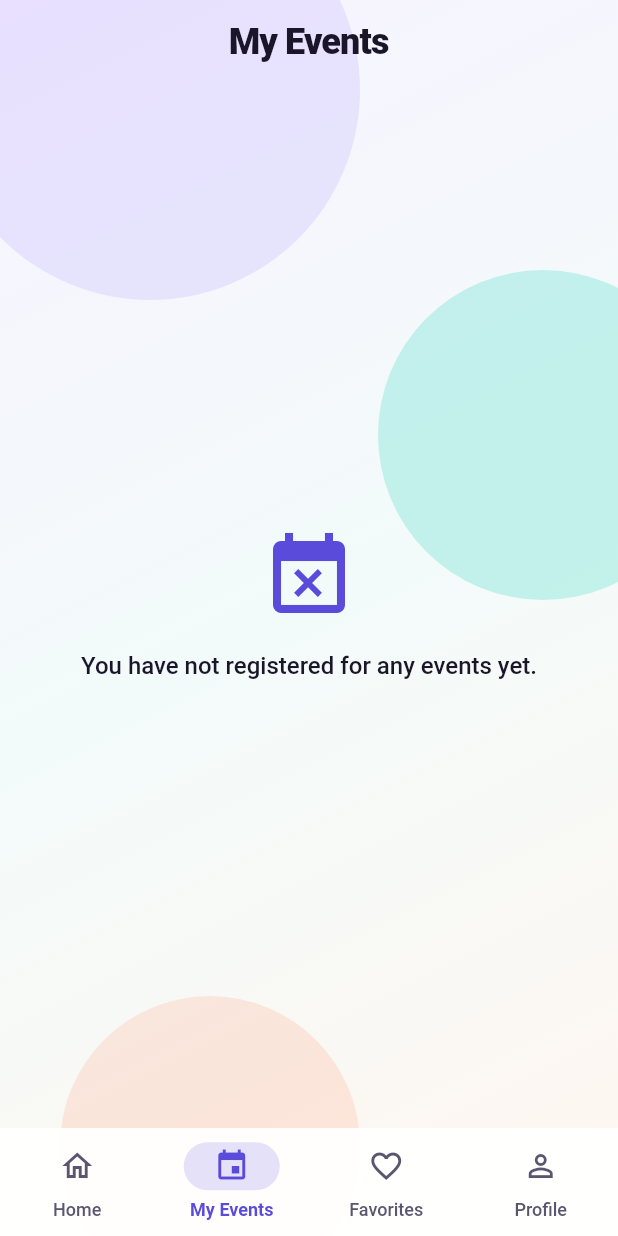
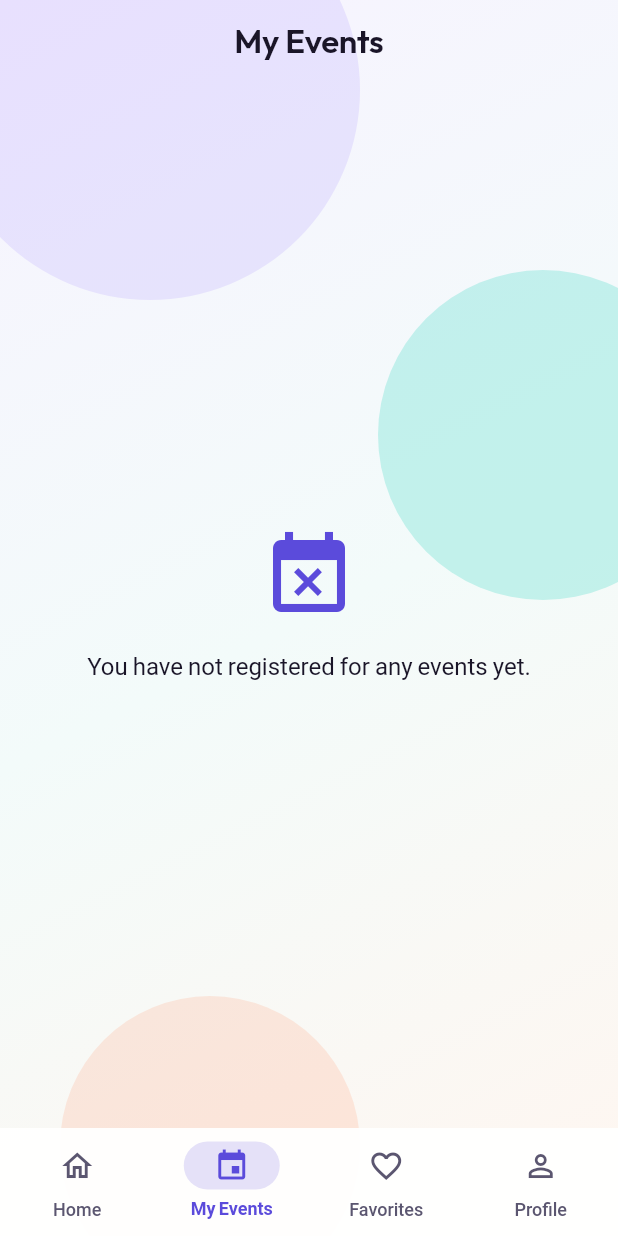
Before and after one commit to lulu-space/Campus-Event-Finder, a Flutter app: the screen it shows after launch, item 2 of the bottom bar chosen, on a phone screen of 412 x 824 dp. Run offline on Flutter 3.47's test engine with Material 3 defaults, Android fonts, the phone set to English and light mode, and no system bars; our stand-ins replace cached_network_image, google_fonts, shared_preferences; network calls fail; Roboto replaces fonts that are missing (Changa, Readex Pro).

Commit message:
Switch headers to Outfit and rewrite the home tagline.
Drop the heavy Changa display face for a lighter geometric sans, and replace the grey marketing line with a clearer campus prompt in brand violet.

Co-authored-by: Layan Diab <lulu-space@users.noreply.github.com>

```diff
--- a/lib/providers/language_provider.dart
+++ b/lib/providers/language_provider.dart
@@ -29,7 +29,7 @@ class LanguageProvider extends ChangeNotifier {
   static const Map<String, Map<String, String>> _strings = {
     'en': {
       'app_title': 'Campus Event Finder',
-      'tagline': 'Nights, matches, and shows near you',
+      'tagline': 'Find your next campus event',
       'home': 'Home',
       'my_events': 'My Events',
       'favorites': 'Favorites',
@@ -72,7 +72,7 @@ class LanguageProvider extends ChangeNotifier {
     },
     'ar': {
       'app_title': 'مكتشف الفعاليات الجامعية',
-      'tagline': 'أمسيات ومباريات وعروض بقربك',
+      'tagline': 'اعثر على فعاليتك الجامعية القادمة',
       'home': 'الرئيسية',
       'my_events': 'فعالياتي',
       'favorites': 'المفضلة',
--- a/lib/screens/home_screen.dart
+++ b/lib/screens/home_screen.dart
@@ -97,11 +97,13 @@ class _HomeScreenState extends State<HomeScreen> {
                     t('app_title'),
                     style: Theme.of(context).textTheme.headlineMedium,
                   ),
-                  const SizedBox(height: 4),
+                  const SizedBox(height: 8),
                   Text(
                     t('tagline'),
-                    style: Theme.of(context).textTheme.bodyMedium?.copyWith(
-                          color: scheme.onSurfaceVariant,
+                    style: Theme.of(context).textTheme.bodyLarge?.copyWith(
+                          color: scheme.primary,
+                          fontWeight: FontWeight.w500,
+                          height: 1.35,
                         ),
                   ),
                 ],
--- a/lib/theme/app_theme.dart
+++ b/lib/theme/app_theme.dart
@@ -98,9 +98,9 @@ class AppTheme {
         centerTitle: false,
         titleTextStyle: AppTypography.display(
           scheme,
-          size: 24,
-          weight: FontWeight.w800,
-          letterSpacing: -0.6,
+          size: 22,
+          weight: FontWeight.w600,
+          letterSpacing: -0.2,
         ),
       ),
       cardTheme: CardThemeData(
--- a/lib/theme/app_typography.dart
+++ b/lib/theme/app_typography.dart
@@ -1,25 +1,29 @@
 import 'package:flutter/material.dart';
 import 'package:google_fonts/google_fonts.dart';
 
-/// Display: Changa (bold, Latin + Arabic).
-/// UI/body: Readex Pro (readable, Latin + Arabic).
+/// Display: Outfit (light geometric sans).
+/// Body/UI + Arabic fallback: Readex Pro.
 class AppTypography {
   AppTypography._();
 
   static TextStyle display(
     ColorScheme scheme, {
-    double size = 34,
-    FontWeight weight = FontWeight.w800,
+    double size = 28,
+    FontWeight weight = FontWeight.w600,
     Color? color,
-    double letterSpacing = -1.0,
-    double height = 1.08,
+    double letterSpacing = -0.3,
+    double height = 1.15,
   }) {
-    return GoogleFonts.changa(
+    return GoogleFonts.outfit(
       fontSize: size,
       fontWeight: weight,
       letterSpacing: letterSpacing,
       height: height,
       color: color ?? scheme.onSurface,
+    ).copyWith(
+      fontFamilyFallback: [
+        GoogleFonts.readexPro().fontFamily ?? 'Readex Pro',
+      ],
     );
   }
 
@@ -47,36 +51,42 @@ class AppTypography {
     final bodyTheme = GoogleFonts.readexProTextTheme(base);
 
     return bodyTheme.copyWith(
-      displaySmall: display(scheme, size: 40, letterSpacing: -1.4),
-      headlineMedium: display(scheme, size: 34, letterSpacing: -1.2),
-      headlineSmall: display(scheme, size: 28, letterSpacing: -0.9),
-      titleLarge: display(scheme, size: 22, weight: FontWeight.w700, letterSpacing: -0.5),
-      titleMedium: display(scheme, size: 17, weight: FontWeight.w700, letterSpacing: -0.2, height: 1.2),
+      displaySmall: display(scheme, size: 34, letterSpacing: -0.5),
+      headlineMedium: display(scheme, size: 28, letterSpacing: -0.35),
+      headlineSmall: display(scheme, size: 24, letterSpacing: -0.25),
+      titleLarge: display(scheme, size: 20, weight: FontWeight.w600),
+      titleMedium: display(
+        scheme,
+        size: 16,
+        weight: FontWeight.w600,
+        letterSpacing: 0,
+        height: 1.25,
+      ),
       titleSmall: body(
         scheme,
         size: 12,
-        weight: FontWeight.w700,
+        weight: FontWeight.w600,
         color: scheme.primary,
-        letterSpacing: 1.8,
+        letterSpacing: 1.4,
         height: 1.2,
       ),
-      bodyLarge: body(scheme, size: 16, weight: FontWeight.w500),
+      bodyLarge: body(scheme, size: 16, weight: FontWeight.w400),
       bodyMedium: body(scheme, size: 14.5, color: scheme.onSurface),
       bodySmall: body(
         scheme,
         size: 12.5,
-        weight: FontWeight.w500,
+        weight: FontWeight.w400,
         color: scheme.onSurfaceVariant,
         height: 1.35,
       ),
-      labelLarge: body(scheme, size: 14, weight: FontWeight.w700, letterSpacing: 0.2),
-      labelMedium: body(scheme, size: 12, weight: FontWeight.w600),
+      labelLarge: body(scheme, size: 14, weight: FontWeight.w600, letterSpacing: 0.1),
+      labelMedium: body(scheme, size: 12, weight: FontWeight.w500),
       labelSmall: body(
         scheme,
         size: 11,
-        weight: FontWeight.w700,
+        weight: FontWeight.w600,
         color: scheme.primary,
-        letterSpacing: 1.4,
+        letterSpacing: 1.2,
       ),
     );
   }
```
